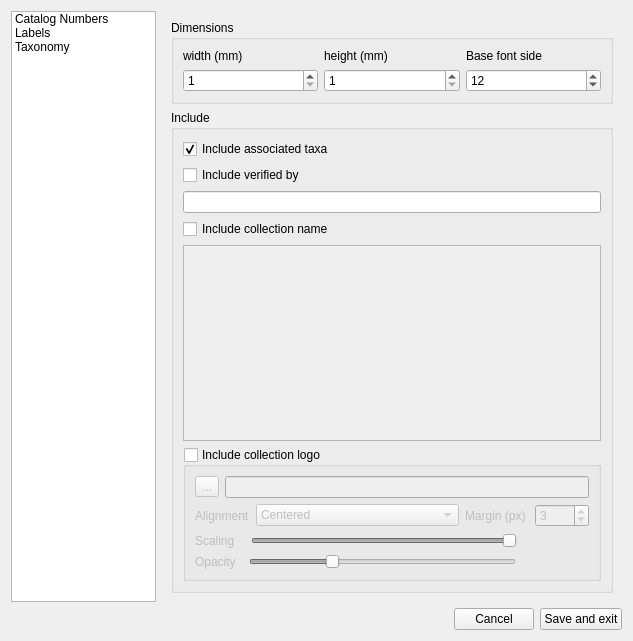
This is ui/settingsUI.ui in CapPow/collBook as Qt 5 draws it before an edit. The edited form follows.
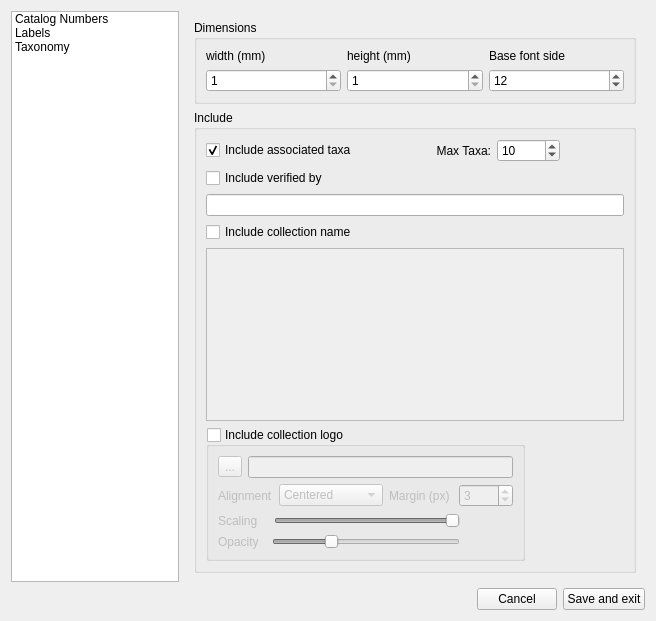
This is the edited form. The open tabs and pages were chosen to show the change. Icons and pictures are not drawn.

Commit message: improved max length considerations for associatedTaxa

The edit to the form file:
```diff
--- a/ui/settingsUI.ui
+++ b/ui/settingsUI.ui
@@ -6,8 +6,8 @@
    <rect>
     <x>0</x>
     <y>0</y>
-    <width>633</width>
-    <height>641</height>
+    <width>656</width>
+    <height>621</height>
    </rect>
   </property>
   <property name="minimumSize">
@@ -295,40 +295,77 @@
               </property>
               <layout class="QFormLayout" name="formLayout_3">
                <item row="2" column="0" colspan="2">
-                <widget class="QCheckBox" name="value_inc_Associated">
-                 <property name="text">
-                  <string>Include associated taxa</string>
-                 </property>
-                 <property name="checked">
-                  <bool>true</bool>
-                 </property>
-                </widget>
+                <layout class="QHBoxLayout" name="horizontalLayout_7" stretch="2,2,1,1">
+                 <item>
+                  <widget class="QCheckBox" name="value_inc_Associated">
+                   <property name="text">
+                    <string>Include associated taxa</string>
+                   </property>
+                   <property name="checked">
+                    <bool>true</bool>
+                   </property>
+                  </widget>
+                 </item>
+                 <item>
+                  <widget class="QLabel" name="label_9">
+                   <property name="text">
+                    <string>Max Taxa:</string>
+                   </property>
+                   <property name="alignment">
+                    <set>Qt::AlignRight|Qt::AlignTrailing|Qt::AlignVCenter</set>
+                   </property>
+                  </widget>
+                 </item>
+                 <item>
+                  <widget class="QSpinBox" name="value_max_Associated">
+                   <property name="minimum">
+                    <number>1</number>
+                   </property>
+                   <property name="value">
+                    <number>10</number>
+                   </property>
+                  </widget>
+                 </item>
+                 <item>
+                  <spacer name="horizontalSpacer_4">
+                   <property name="orientation">
+                    <enum>Qt::Horizontal</enum>
+                   </property>
+                   <property name="sizeHint" stdset="0">
+                    <size>
+                     <width>40</width>
+                     <height>20</height>
+                    </size>
+                   </property>
+                  </spacer>
+                 </item>
+                </layout>
                </item>
-               <item row="3" column="0" colspan="2">
+               <item row="3" column="0">
                 <widget class="QCheckBox" name="value_inc_VerifiedBy">
                  <property name="text">
                   <string>Include verified by</string>
                  </property>
                 </widget>
                </item>
-               <item row="5" column="0" colspan="2">
+               <item row="4" column="0" colspan="2">
                 <widget class="QLineEdit" name="value_VerifiedBy"/>
                </item>
-               <item row="6" column="0" colspan="2">
+               <item row="5" column="0">
                 <widget class="QCheckBox" name="value_inc_CollectionName">
                  <property name="text">
                   <string>Include collection name</string>
                  </property>
                 </widget>
                </item>
-               <item row="7" column="0" colspan="2">
+               <item row="6" column="0" colspan="2">
                 <widget class="QPlainTextEdit" name="value_CollectionName">
                  <property name="enabled">
                   <bool>false</bool>
                  </property>
                 </widget>
                </item>
-               <item row="8" column="0" colspan="2">
+               <item row="7" column="0">
                 <widget class="QGroupBox" name="value_inc_Logo">
                  <property name="title">
                   <string>Include collection logo</string>
```
Left out of the diff: 116 changed lines with no effect on the pictures. The commit also changes 12 other files.
